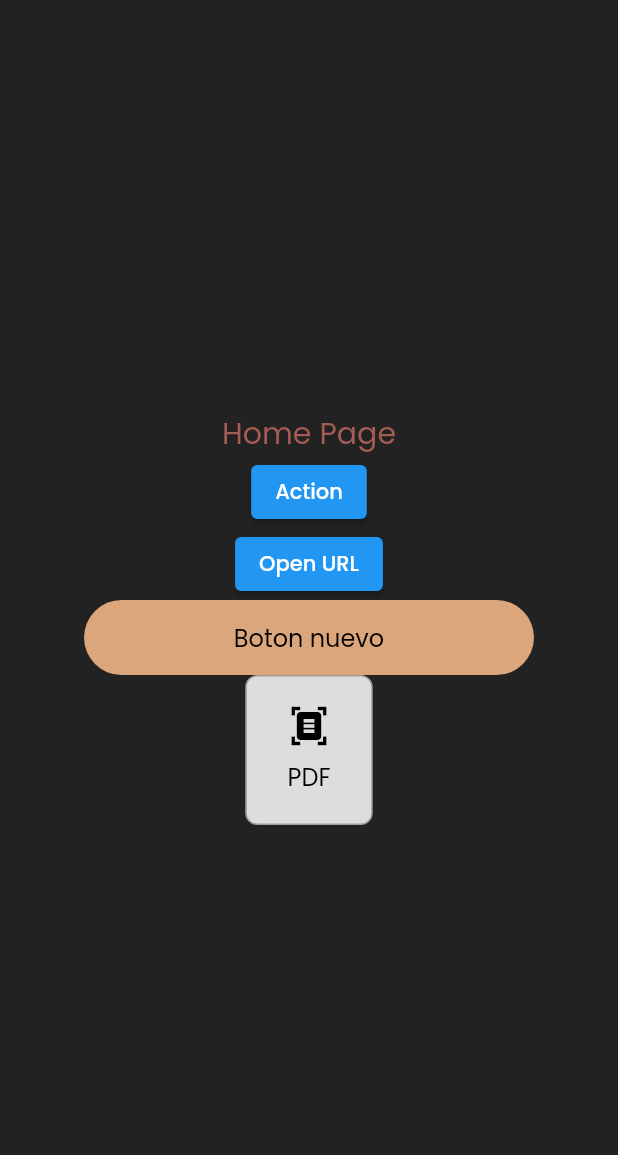
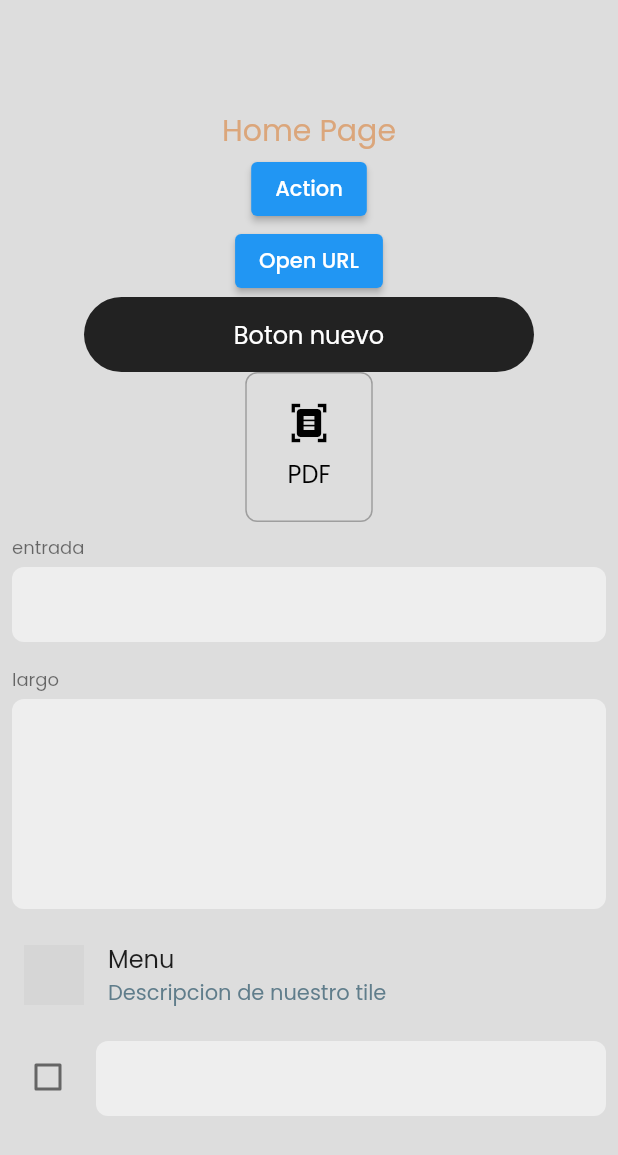
Before and after one commit to Choice-AG/note_app, a Flutter app: the screen it shows after launch, on a phone screen of 412 x 824 dp. Shown: the top 1155 px of the screen. Run offline on Flutter 3.47's test engine with Material 2 defaults, Android fonts, the phone set to English and light mode, and no system bars; our stand-ins replace google_fonts, shared_preferences; network calls fail; grey boxes are pictures that could not be loaded.

Commit message:
all working

```diff
--- a/lib/core/controllers/theme_controller.dart
+++ b/lib/core/controllers/theme_controller.dart
@@ -22,10 +22,12 @@ class ThemeController {
 
   void changeTheme() async {
     brightness.value = !brightness.value;
-    await PreferencesServices.instance.setBool('tema', brightness.value);
+    await PreferencesServices.instance.setBool("tema", brightness.value);
   }
 
   Future<void> initTheme() async {
     brightness.value = await PreferencesServices.instance.getBool("tema");
   }
+
+  getColorText() {}
 }
--- a/lib/core/services/preferences_services.dart
+++ b/lib/core/services/preferences_services.dart
@@ -6,7 +6,7 @@ class PreferencesServices {
 
   Future<String> getString(String key) async {
     SharedPreferences instance = await SharedPreferences.getInstance();
-    return instance.getString(key) ?? '';
+    return instance.getString(key) ?? "";
   }
 
   Future<void> setString(String key, String value) async {
--- a/lib/main.dart
+++ b/lib/main.dart
@@ -9,13 +9,13 @@ void main() {
 }
 
 class MainApp extends StatelessWidget {
-  const MainApp({super.key});
+  const MainApp({Key? key}) : super(key: key);
 
   @override
   Widget build(BuildContext context) {
-    return FutureBuilder(
-      future: ThemeController.instance.initTheme(),
-      builder: (snapshot, context) {
+    return ValueListenableBuilder(
+      valueListenable: ThemeController.instance.brightness,
+      builder: (BuildContext context, bool brightnessValue, Widget? child) {
         return MaterialApp(
           routes: {
             HomePage.homePageRoute: (context) => const HomePage(),
@@ -24,6 +24,7 @@ class MainApp extends StatelessWidget {
           title: Constants.mainTitle,
           theme: ThemeData(
             fontFamily: GoogleFonts.poppins().fontFamily,
+            brightness: brightnessValue ? Brightness.light : Brightness.dark,
           ),
           initialRoute: HomePage.homePageRoute,
         );
--- a/lib/ui/pages/home_page.dart
+++ b/lib/ui/pages/home_page.dart
@@ -2,13 +2,33 @@ import 'package:flutter/material.dart';
 import 'package:note_app/core/controllers/theme_controller.dart';
 import 'package:note_app/ui/widgets/buttons/card_button.dart';
 import 'package:note_app/ui/widgets/buttons/simple_buttons.dart';
+import 'package:note_app/ui/widgets/custom_snackbar.dart';
+import 'package:note_app/ui/widgets/custom_tiles/check_tile.dart';
+import 'package:note_app/ui/widgets/custom_tiles/custom_tile.dart';
+import 'package:note_app/ui/widgets/text_inputs/text_inputs.dart';
 import 'package:url_launcher/url_launcher.dart';
 
 GlobalKey<ScaffoldState> homePageKey = GlobalKey<ScaffoldState>();
+GlobalKey<ScaffoldMessengerState> homePageMessengerKey = GlobalKey<ScaffoldMessengerState>();
 
-class HomePage extends StatelessWidget {
-  const HomePage({super.key});
+class HomePage extends StatefulWidget {
+  const HomePage({Key? key}) : super(key: key);
   static const homePageRoute = "home_page";
+
+  @override
+  State<HomePage> createState() => _HomePageState();
+}
+
+class _HomePageState extends State<HomePage> {
+  late TextEditingController _controller;
+  late TextEditingController _controllerLarge;
+
+  @override
+  void initState() {
+    _controller = TextEditingController(text: '');
+    _controllerLarge = TextEditingController(text: '');
+    super.initState();
+  }
 
   @override
   Widget build(BuildContext context) {
@@ -16,7 +36,9 @@ class HomePage extends StatelessWidget {
       valueListenable: ThemeController.instance.brightness,
       builder: (BuildContext context, value, Widget? child) {
         final theme = ThemeController.instance;
-        return Scaffold(
+        return ScaffoldMessenger(
+          key: homePageMessengerKey,
+          child: Scaffold(
             backgroundColor: theme.background(),
             key: homePageKey,
             body: Column(
@@ -43,14 +65,33 @@ class HomePage extends StatelessWidget {
                 ),
                 MediumButton(
                   title: "Boton nuevo",
-                  onTap: () {},
+                  onTap: () => showSnackBar(homePageMessengerKey, "hola soy un snackbar"),
                 ),
                 const CardButton(
                   title: "PDF",
                   icon: Icons.document_scanner,
+                ),
+                TextInput(
+                  title: "entrada",
+                  controller: _controller,
+                ),
+                LargeTextInput(
+                  title: "largo",
+                  controller: _controllerLarge,
+                ),
+                const ImageTile(
+                  title: "Menu",
+                  image: "https://t3.ftcdn.net/jpg/04/34/72/82/360_F_434728286_OWQQvAFoXZLdGHlObozsolNeuSxhpr84.jpg",
+                  description: "Descripcion de nuestro tile",
+                ),
+                CheckTile(
+                  title: "Check",
+                  activate: false,
                 )
               ],
-            ));
+            ),
+          ),
+        );
       },
     );
   }
--- a/lib/ui/widgets/buttons/card_button.dart
+++ b/lib/ui/widgets/buttons/card_button.dart
@@ -1,41 +1,53 @@
+import 'package:flutter/material.dart';
 import 'package:note_app/core/controllers/theme_controller.dart';
-import 'package:flutter/material.dart';
 
 class CardButton extends StatelessWidget {
   final String title;
   final bool primaryColor;
   final IconData? icon;
   final Function()? onTap;
-  const CardButton({Key? key, this.title = "", this.primaryColor = true, this.onTap, this.icon}) : super(key: key);
 
-  Color getColor() {
-    return ThemeController.instance.background();
-  }
-
-  Color getColorText() {
-    return ThemeController.instance.brightnessValue ? Colors.black : Colors.white;
-  }
+  const CardButton({
+    Key? key,
+    this.title = "",
+    this.primaryColor = true,
+    this.onTap,
+    this.icon,
+  }) : super(key: key);
 
   @override
   Widget build(BuildContext context) {
+    return ValueListenableBuilder<bool>(
+      valueListenable: ThemeController.instance.brightness,
+      builder: (BuildContext context, bool brightnessValue, Widget? child) {
+        final theme = ThemeController.instance;
+        final color = primaryColor ? theme.background() : theme.secondaryButton();
+        final textColor = brightnessValue ? Colors.black : Colors.white;
+
         return GestureDetector(
           onTap: onTap,
           child: Container(
             width: 85,
             height: 100,
-        decoration: BoxDecoration(border: Border.all(color: Colors.grey), color: getColor(), borderRadius: BorderRadius.circular(8)),
+            decoration: BoxDecoration(
+              border: Border.all(color: Colors.grey),
+              color: color,
+              borderRadius: BorderRadius.circular(8),
+            ),
             child: Column(
               mainAxisAlignment: MainAxisAlignment.center,
               children: [
-            icon != null ? Icon(icon, size: 28, color: getColorText()) : const SizedBox(),
+                icon != null ? Icon(icon, size: 28, color: textColor) : const SizedBox(),
                 const SizedBox(height: 8),
                 Text(
                   title,
-              style: TextStyle(color: getColorText(), fontSize: 16),
-            )
+                  style: TextStyle(color: textColor, fontSize: 16),
+                ),
               ],
             ),
           ),
         );
+      },
+    );
   }
 }
--- a/lib/ui/widgets/buttons/simple_buttons.dart
+++ b/lib/ui/widgets/buttons/simple_buttons.dart
@@ -6,7 +6,7 @@ class MediumButton extends StatelessWidget {
   final String? title;
   final bool primaryColor;
   final IconData? icon;
-  final Function? onTap;
+  final Function()? onTap;
 
   Color getColor() {
     return primaryColor ? ThemeController.instance.primaryButton() : ThemeController.instance.secondaryButton();
@@ -18,7 +18,9 @@ class MediumButton extends StatelessWidget {
 
   @override
   Widget build(BuildContext context) {
-    return Container(
+    return GestureDetector(
+      onTap: onTap,
+      child: Container(
         width: 300,
         height: 50,
         decoration: BoxDecoration(
@@ -36,6 +38,7 @@ class MediumButton extends StatelessWidget {
             )
           ],
         ),
+      ),
     );
   }
 }
--- /dev/null
+++ b/lib/ui/widgets/custom_snackbar.dart
@@ -0,0 +1,5 @@
+import 'package:flutter/material.dart';
+
+void showSnackBar(GlobalKey<ScaffoldMessengerState> key, String title) {
+  key.currentState?.showSnackBar(SnackBar(content: Text(title)));
+}
--- /dev/null
+++ b/lib/ui/widgets/custom_tiles/check_tile.dart
@@ -0,0 +1,44 @@
+import 'package:flutter/material.dart';
+
+class CheckTile extends StatefulWidget {
+  final String title;
+  bool? activate;
+  final Function(bool)? onChanged;
+
+  CheckTile({Key? key, this.title = "", this.activate = false, this.onChanged}) : super(key: key);
+
+  @override
+  State<CheckTile> createState() => _CheckTileState();
+}
+
+class _CheckTileState extends State<CheckTile> {
+  @override
+  Widget build(BuildContext context) {
+    return Padding(
+      padding: const EdgeInsets.all(8),
+      child: Row(
+        crossAxisAlignment: CrossAxisAlignment.start,
+        children: [
+          Checkbox(
+              value: widget.activate,
+              onChanged: (value) {
+                setState(() {
+                  widget.activate = value;
+                });
+                widget.onChanged;
+              }),
+          const SizedBox(width: 8),
+          Expanded(
+            child: Container(
+              height: 50,
+              decoration: BoxDecoration(
+                color: Colors.grey[200],
+                borderRadius: BorderRadius.circular(8),
+              ),
+            ),
+          ),
+        ],
+      ),
+    );
+  }
+}
--- /dev/null
+++ b/lib/ui/widgets/custom_tiles/custom_tile.dart
@@ -0,0 +1,36 @@
+import 'package:flutter/material.dart';
+import 'package:note_app/core/controllers/theme_controller.dart';
+
+class ImageTile extends StatelessWidget {
+  final String title;
+  final String image;
+  final String description;
+  final Function? onTap;
+
+  const ImageTile({
+    Key? key,
+    this.title = "",
+    this.image = "https://t3.ftcdn.net/jpg/04/34/72/82/360_F_434728286_OWQQvAFoXZLdGHlObozsolNeuSxhpr84.jpg",
+    this.onTap,
+    this.description = "",
+  }) : super(key: key);
+
+  @override
+  Widget build(BuildContext context) {
+    final theme = ThemeController.instance;
+    return ListTile(
+      onTap: () => onTap,
+      title: Text(
+        title,
+        style: TextStyle(color: theme.getColorText()),
+      ),
+      leading: CircleAvatar(
+        backgroundImage: NetworkImage(image),
+      ),
+      subtitle: Text(
+        description,
+        style: const TextStyle(color: Colors.blueGrey),
+      ),
+    );
+  }
+}
--- /dev/null
+++ b/lib/ui/widgets/text_inputs/text_inputs.dart
@@ -0,0 +1,85 @@
+import 'package:flutter/material.dart';
+
+class TextInput extends StatelessWidget {
+  final TextEditingController? controller;
+  final String title;
+  final Function(String)? textEntry;
+
+  const TextInput({Key? key, this.controller, this.title = "", this.textEntry}) : super(key: key);
+
+  @override
+  Widget build(BuildContext context) {
+    return Padding(
+      padding: const EdgeInsets.all(8),
+      child: Column(
+        crossAxisAlignment: CrossAxisAlignment.start,
+        children: [
+          Text(
+            title,
+            style: Theme.of(context).textTheme.bodySmall,
+          ),
+          const SizedBox(height: 4),
+          Container(
+            width: double.infinity,
+            height: 50,
+            decoration: BoxDecoration(color: Colors.grey[200], borderRadius: BorderRadius.circular(8)),
+            child: TextField(
+              controller: controller,
+              decoration: const InputDecoration(
+                border: InputBorder.none,
+                contentPadding: EdgeInsets.symmetric(horizontal: 8),
+                focusedErrorBorder: InputBorder.none,
+                errorBorder: InputBorder.none,
+                disabledBorder: InputBorder.none,
+                enabledBorder: InputBorder.none,
+                focusedBorder: InputBorder.none,
+              ),
+            ),
+          ),
+        ],
+      ),
+    );
+  }
+}
+
+class LargeTextInput extends StatelessWidget {
+  final TextEditingController? controller;
+  final String title;
+  final Function(String)? textEntry;
+
+  const LargeTextInput({Key? key, this.controller, this.title = "", this.textEntry}) : super(key: key);
+
+  @override
+  Widget build(BuildContext context) {
+    return Padding(
+      padding: const EdgeInsets.all(8),
+      child: Column(
+        crossAxisAlignment: CrossAxisAlignment.start,
+        children: [
+          Text(
+            title,
+            style: Theme.of(context).textTheme.bodySmall,
+          ),
+          const SizedBox(height: 4),
+          Container(
+            width: double.infinity,
+            decoration: BoxDecoration(color: Colors.grey[200], borderRadius: BorderRadius.circular(8)),
+            child: TextField(
+              maxLines: 6,
+              controller: controller,
+              decoration: const InputDecoration(
+                border: InputBorder.none,
+                contentPadding: EdgeInsets.symmetric(horizontal: 8, vertical: 4),
+                focusedErrorBorder: InputBorder.none,
+                errorBorder: InputBorder.none,
+                disabledBorder: InputBorder.none,
+                enabledBorder: InputBorder.none,
+                focusedBorder: InputBorder.none,
+              ),
+            ),
+          ),
+        ],
+      ),
+    );
+  }
+}
```
Lines whose indentation alone changed are shown as unchanged.
